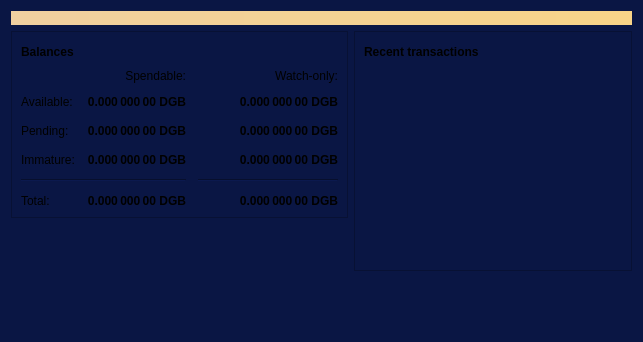
This is src/qt/forms/overviewpage.ui in digibyte/digibyte as Qt 5 draws it before an edit. The edited form follows.
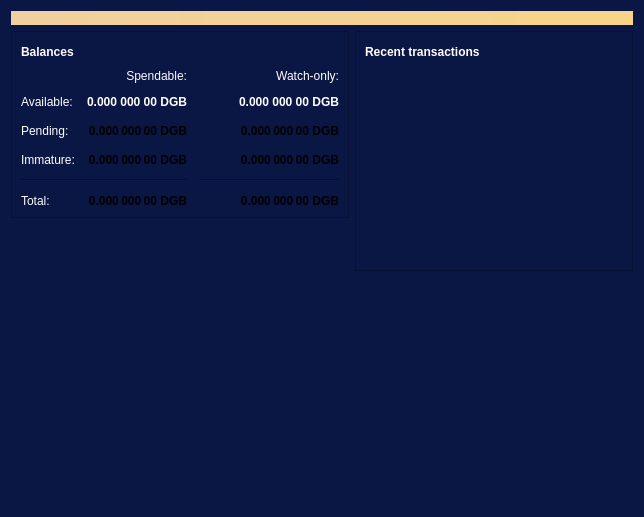
This is the edited form. Icons and pictures are not drawn.

Patch:
```diff
--- a/src/qt/forms/overviewpage.ui
+++ b/src/qt/forms/overviewpage.ui
@@ -6,8 +6,8 @@
    <rect>
     <x>0</x>
     <y>0</y>
-    <width>643</width>
-    <height>342</height>
+    <width>644</width>
+    <height>517</height>
    </rect>
   </property>
   <property name="windowTitle">
@@ -60,7 +60,7 @@
                </font>
               </property>
               <property name="text">
-               <string>Balances</string>
+               <string>&lt;html&gt;&lt;head/&gt;&lt;body&gt;&lt;p&gt;&lt;span style=&quot; color:#ffffff;&quot;&gt;Balances&lt;/span&gt;&lt;/p&gt;&lt;/body&gt;&lt;/html&gt;</string>
               </property>
              </widget>
             </item>
@@ -221,7 +221,7 @@
             <item row="5" column="0">
              <widget class="QLabel" name="labelTotalText">
               <property name="text">
-               <string>Total:</string>
+               <string>&lt;html&gt;&lt;head/&gt;&lt;body&gt;&lt;p&gt;&lt;span style=&quot; color:#fefefe;&quot;&gt;Total:&lt;/span&gt;&lt;/p&gt;&lt;/body&gt;&lt;/html&gt;</string>
               </property>
              </widget>
             </item>
@@ -266,7 +266,7 @@
             <item row="3" column="0">
              <widget class="QLabel" name="labelImmatureText">
               <property name="text">
-               <string>Immature:</string>
+               <string>&lt;html&gt;&lt;head/&gt;&lt;body&gt;&lt;p&gt;&lt;span style=&quot; color:#ffffff;&quot;&gt;Immature:&lt;/span&gt;&lt;/p&gt;&lt;/body&gt;&lt;/html&gt;</string>
               </property>
              </widget>
             </item>
@@ -323,7 +323,7 @@
             <item row="0" column="2">
              <widget class="QLabel" name="labelWatchonly">
               <property name="text">
-               <string>Watch-only:</string>
+               <string>&lt;html&gt;&lt;head/&gt;&lt;body&gt;&lt;p&gt;&lt;span style=&quot; color:#ffffff;&quot;&gt;Watch-only:&lt;/span&gt;&lt;/p&gt;&lt;/body&gt;&lt;/html&gt;</string>
               </property>
               <property name="alignment">
                <set>Qt::AlignRight|Qt::AlignTrailing|Qt::AlignVCenter</set>
@@ -333,7 +333,7 @@
             <item row="1" column="0">
              <widget class="QLabel" name="labelBalanceText">
               <property name="text">
-               <string>Available:</string>
+               <string>&lt;html&gt;&lt;head/&gt;&lt;body&gt;&lt;p&gt;&lt;span style=&quot; color:#ffffff;&quot;&gt;Available:&lt;/span&gt;&lt;/p&gt;&lt;/body&gt;&lt;/html&gt;</string>
               </property>
              </widget>
             </item>
@@ -352,7 +352,7 @@
                <string>Your current spendable balance</string>
               </property>
               <property name="text">
-               <string notr="true">0.000 000 00 DGB</string>
+               <string notr="true">&lt;html&gt;&lt;head/&gt;&lt;body&gt;&lt;p&gt;&lt;span style=&quot; color:#ffffff;&quot;&gt;0.000 000 00 DGB&lt;/span&gt;&lt;/p&gt;&lt;/body&gt;&lt;/html&gt;</string>
               </property>
               <property name="alignment">
                <set>Qt::AlignRight|Qt::AlignTrailing|Qt::AlignVCenter</set>
@@ -377,7 +377,7 @@
                <string>Your current balance in watch-only addresses</string>
               </property>
               <property name="text">
-               <string notr="true">0.000 000 00 DGB</string>
+               <string notr="true">&lt;html&gt;&lt;head/&gt;&lt;body&gt;&lt;p&gt;&lt;span style=&quot; color:#ffffff;&quot;&gt;0.000 000 00 DGB&lt;/span&gt;&lt;/p&gt;&lt;/body&gt;&lt;/html&gt;</string>
               </property>
               <property name="alignment">
                <set>Qt::AlignRight|Qt::AlignTrailing|Qt::AlignVCenter</set>
@@ -390,14 +390,14 @@
             <item row="2" column="0">
              <widget class="QLabel" name="labelPendingText">
               <property name="text">
-               <string>Pending:</string>
+               <string>&lt;html&gt;&lt;head/&gt;&lt;body&gt;&lt;p&gt;&lt;span style=&quot; color:#ffffff;&quot;&gt;Pending:&lt;/span&gt;&lt;/p&gt;&lt;/body&gt;&lt;/html&gt;</string>
               </property>
              </widget>
             </item>
             <item row="0" column="1">
              <widget class="QLabel" name="labelSpendable">
               <property name="text">
-               <string>Spendable:</string>
+               <string>&lt;html&gt;&lt;head/&gt;&lt;body&gt;&lt;p&gt;&lt;span style=&quot; color:#fcfcfc;&quot;&gt;Spendable:&lt;/span&gt;&lt;/p&gt;&lt;/body&gt;&lt;/html&gt;</string>
               </property>
               <property name="alignment">
                <set>Qt::AlignRight|Qt::AlignTrailing|Qt::AlignVCenter</set>
@@ -465,7 +465,7 @@
                </font>
               </property>
               <property name="text">
-               <string>Recent transactions</string>
+               <string>&lt;html&gt;&lt;head/&gt;&lt;body&gt;&lt;p&gt;&lt;span style=&quot; color:#ffffff;&quot;&gt;Recent transactions&lt;/span&gt;&lt;/p&gt;&lt;/body&gt;&lt;/html&gt;</string>
               </property>
              </widget>
             </item>
```
